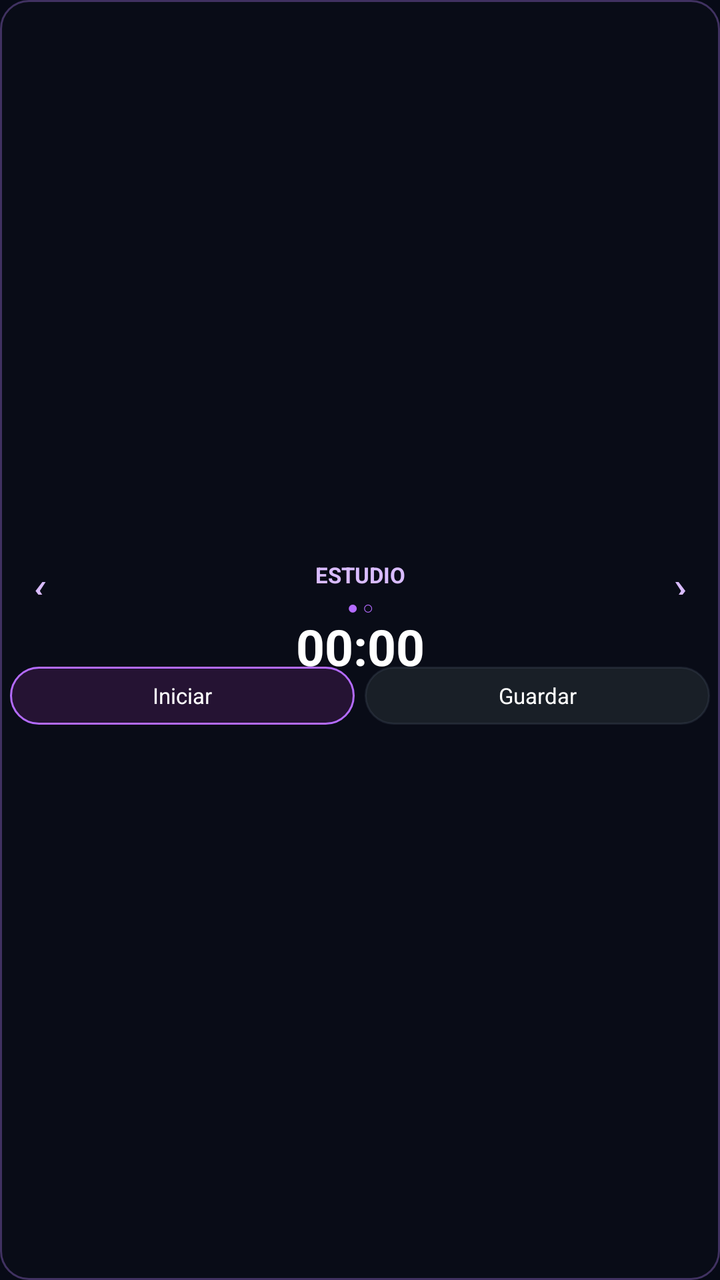
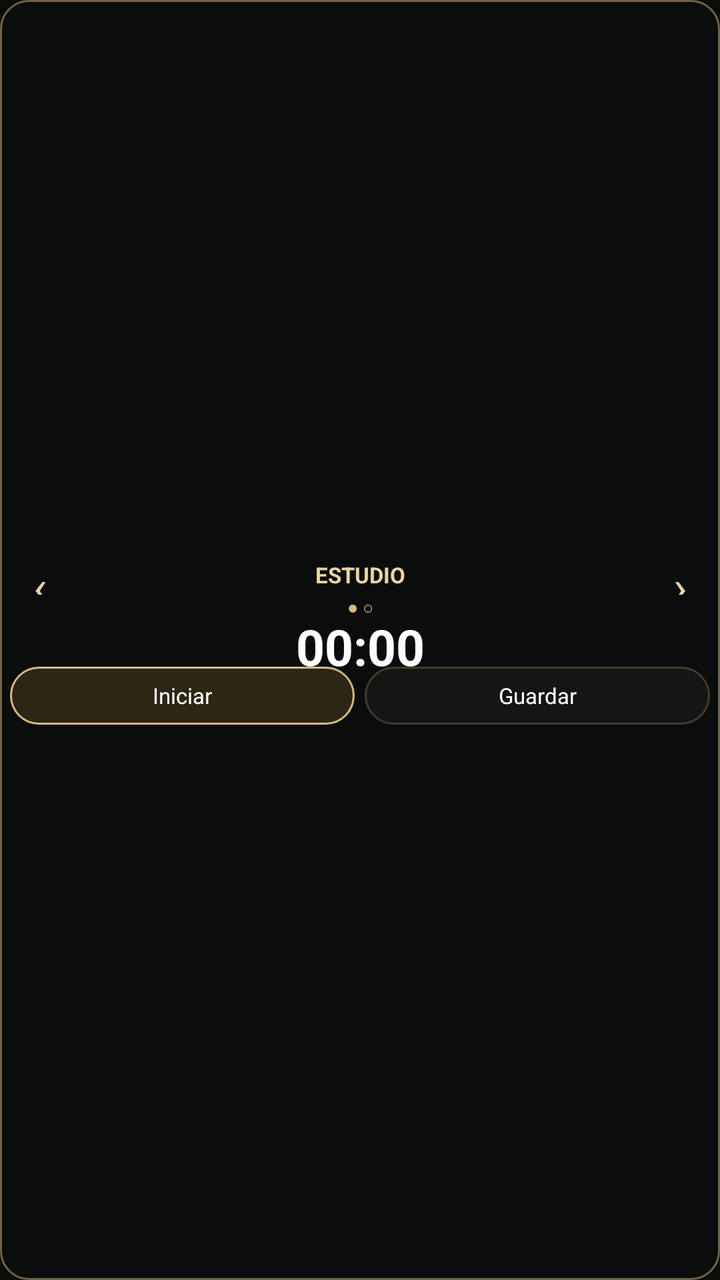

Two renders of the same Android screen: before a commit and after it. Below are the layout's source before the change and the commit's diff.
<!-- AndroidManifest.xml: application theme Theme.Testario -->
<!-- res/layout/widget_nexum_study_clock_compact.xml -->
<?xml version="1.0" encoding="utf-8"?>
<LinearLayout xmlns:android="http://schemas.android.com/apk/res/android"
    android:id="@+id/studyWidgetClockRoot"
    android:layout_width="match_parent"
    android:layout_height="match_parent"
    android:orientation="vertical"
    android:gravity="center_vertical"
    android:background="@drawable/widget_nexum_quick_compact_background"
    android:padding="5dp">

    <LinearLayout
        android:layout_width="match_parent"
        android:layout_height="20dp"
        android:gravity="center_vertical"
        android:orientation="horizontal">

        <TextView
            android:id="@+id/studyWidgetSwitchLeft"
            android:layout_width="30dp"
            android:layout_height="match_parent"
            android:gravity="center"
            android:text="‹"
            android:textSize="23sp"
            android:textColor="#D9BCFF" />

        <TextView
            android:id="@+id/studyWidgetTitle"
            android:layout_width="0dp"
            android:layout_height="match_parent"
            android:layout_weight="1"
            android:gravity="center"
            android:maxLines="1"
            android:ellipsize="end"
            android:text="ESTUDIO"
            android:textStyle="bold"
            android:textSize="11sp"
            android:textColor="#D9BCFF" />

        <TextView
            android:id="@+id/studyWidgetSwitchRight"
            android:layout_width="30dp"
            android:layout_height="match_parent"
            android:gravity="center"
            android:text="›"
            android:textSize="23sp"
            android:textColor="#D9BCFF" />
    </LinearLayout>

    <TextView
        android:id="@+id/studyWidgetPageIndicator"
        android:layout_width="match_parent"
        android:layout_height="9dp"
        android:gravity="center"
        android:text="● ○"
        android:textSize="9sp"
        android:textColor="#B46BFF" />

    <LinearLayout
        android:id="@+id/studyWidgetStudyPane"
        android:layout_width="match_parent"
        android:layout_height="wrap_content"
        android:orientation="vertical"
        android:gravity="center">

        <Chronometer
            android:id="@+id/studyWidgetStudyClock"
            android:layout_width="match_parent"
            android:layout_height="27dp"
            android:gravity="center"
            android:textSize="25sp"
            android:textStyle="bold"
            android:textColor="#FFFFFF" />

        <LinearLayout
            android:layout_width="match_parent"
            android:layout_height="29dp"
            android:orientation="horizontal">
            <TextView
                android:id="@+id/studyWidgetStudyButton"
                android:layout_width="0dp"
                android:layout_height="match_parent"
                android:layout_weight="1"
                android:background="@drawable/widget_nexum_quick_button"
                android:gravity="center"
                android:text="Iniciar"
                android:textSize="11sp"
                android:textColor="#FFFFFF" />
            <TextView
                android:id="@+id/studyWidgetSave"
                android:layout_width="0dp"
                android:layout_height="match_parent"
                android:layout_weight="1"
                android:layout_marginStart="5dp"
                android:background="@drawable/widget_today_section_dark"
                android:gravity="center"
                android:text="Guardar"
                android:textSize="11sp"
                android:textColor="#FFFFFF" />
        </LinearLayout>
    </LinearLayout>

    <LinearLayout
        android:id="@+id/studyWidgetPomodoroPane"
        android:layout_width="match_parent"
        android:layout_height="wrap_content"
        android:orientation="vertical"
        android:gravity="center"
        android:visibility="gone">

        <Chronometer
            android:id="@+id/studyWidgetPomodoroClock"
            android:layout_width="match_parent"
            android:layout_height="27dp"
            android:gravity="center"
            android:textSize="25sp"
            android:textStyle="bold"
            android:textColor="#FFFFFF" />

        <TextView
            android:id="@+id/studyWidgetPomodoroMeta"
            android:layout_width="match_parent"
            android:layout_height="11dp"
            android:gravity="center"
            android:text="60 min configurados"
            android:textSize="9sp"
            android:textColor="#D9BCFF" />

        <LinearLayout
            android:layout_width="match_parent"
            android:layout_height="29dp"
            android:orientation="horizontal">
            <TextView
                android:id="@+id/studyWidgetPomodoroButton"
                android:layout_width="0dp"
                android:layout_height="match_parent"
                android:layout_weight="1"
                android:background="@drawable/widget_nexum_quick_button"
                android:gravity="center"
                android:text="Iniciar"
                android:textSize="11sp"
                android:textColor="#FFFFFF" />
            <TextView
                android:id="@+id/studyWidgetPomodoroReset"
                android:layout_width="0dp"
                android:layout_height="match_parent"
                android:layout_marginStart="5dp"
                android:layout_weight="1"
                android:background="@drawable/widget_today_section_dark"
                android:gravity="center"
                android:text="Reiniciar"
                android:textSize="11sp"
                android:textColor="#FFFFFF" />
        </LinearLayout>
    </LinearLayout>
</LinearLayout>
<!-- resources referenced by this layout -->
<resources>
  <!-- drawable widget_nexum_quick_button (drawable) -->
  <?xml version="1.0" encoding="utf-8"?>
  <shape xmlns:android="http://schemas.android.com/apk/res/android">
      <solid android:color="#251333"/>
      <stroke android:width="1dp" android:color="#B46BFF"/>
      <corners android:radius="16dp"/>
  </shape>
  <!-- drawable widget_nexum_quick_compact_background (drawable) -->
  <?xml version="1.0" encoding="utf-8"?>
  <shape xmlns:android="http://schemas.android.com/apk/res/android">
      <solid android:color="#EE0A0C18" />
      <stroke android:width="1dp" android:color="#8C70529F" />
      <corners android:radius="14dp" />
  </shape>
  <!-- drawable widget_today_section_dark (drawable) -->
  <?xml version="1.0" encoding="utf-8"?>
  <shape xmlns:android="http://schemas.android.com/apk/res/android">
      <solid android:color="#E61B222A" />
      <stroke
          android:width="1dp"
          android:color="#40505E70" />
      <corners android:radius="18dp" />
  </shape>
  <style name="Theme.Testario" parent="android:style/Theme.Material.Light.NoActionBar">
          <item name="android:windowBackground">#070A16</item>
          <item name="android:statusBarColor">#070A16</item>
          <item name="android:navigationBarColor">#070A16</item>
          <item name="android:windowLightStatusBar">false</item>
      </style>
</resources>

<!-- the commit's change to res/layout/widget_nexum_study_clock_compact.xml (unified diff, before → after) -->
@@ -21,7 +21,7 @@
             android:gravity="center"
             android:text="‹"
             android:textSize="23sp"
-            android:textColor="#D9BCFF" />
+            android:textColor="#E8D3A6" />
 
         <TextView
             android:id="@+id/studyWidgetTitle"
@@ -34,7 +34,7 @@
             android:text="ESTUDIO"
             android:textStyle="bold"
             android:textSize="11sp"
-            android:textColor="#D9BCFF" />
+            android:textColor="#E8D3A6" />
 
         <TextView
             android:id="@+id/studyWidgetSwitchRight"
@@ -43,7 +43,7 @@
             android:gravity="center"
             android:text="›"
             android:textSize="23sp"
-            android:textColor="#D9BCFF" />
+            android:textColor="#E8D3A6" />
     </LinearLayout>
 
     <TextView
@@ -53,7 +53,7 @@
         android:gravity="center"
         android:text="● ○"
         android:textSize="9sp"
-        android:textColor="#B46BFF" />
+        android:textColor="#D8B880" />
 
     <LinearLayout
         android:id="@+id/studyWidgetStudyPane"
@@ -123,7 +123,7 @@
             android:gravity="center"
             android:text="60 min configurados"
             android:textSize="9sp"
-            android:textColor="#D9BCFF" />
+            android:textColor="#E8D3A6" />
 
         <LinearLayout
             android:layout_width="match_parent"
<!-- resource entries referenced after the edit -->
@@ -3,30 +3,30 @@
   <!-- drawable widget_nexum_quick_button (drawable) -->
   <?xml version="1.0" encoding="utf-8"?>
   <shape xmlns:android="http://schemas.android.com/apk/res/android">
-      <solid android:color="#251333"/>
-      <stroke android:width="1dp" android:color="#B46BFF"/>
+      <solid android:color="#2E2615"/>
+      <stroke android:width="1dp" android:color="#D8B880"/>
       <corners android:radius="16dp"/>
   </shape>
   <!-- drawable widget_nexum_quick_compact_background (drawable) -->
   <?xml version="1.0" encoding="utf-8"?>
   <shape xmlns:android="http://schemas.android.com/apk/res/android">
-      <solid android:color="#EE0A0C18" />
-      <stroke android:width="1dp" android:color="#8C70529F" />
+      <solid android:color="#EE0B0D0C" />
+      <stroke android:width="1dp" android:color="#80D8B880" />
       <corners android:radius="14dp" />
   </shape>
   <!-- drawable widget_today_section_dark (drawable) -->
   <?xml version="1.0" encoding="utf-8"?>
   <shape xmlns:android="http://schemas.android.com/apk/res/android">
-      <solid android:color="#E61B222A" />
+      <solid android:color="#E6151816" />
       <stroke
           android:width="1dp"
-          android:color="#40505E70" />
+          android:color="#40D8B880" />
       <corners android:radius="18dp" />
   </shape>
   <style name="Theme.Testario" parent="android:style/Theme.Material.Light.NoActionBar">
-          <item name="android:windowBackground">#070A16</item>
-          <item name="android:statusBarColor">#070A16</item>
-          <item name="android:navigationBarColor">#070A16</item>
+          <item name="android:windowBackground">#0B0D0C</item>
+          <item name="android:statusBarColor">#0B0D0C</item>
+          <item name="android:navigationBarColor">#0B0D0C</item>
           <item name="android:windowLightStatusBar">false</item>
       </style>
 </resources>
